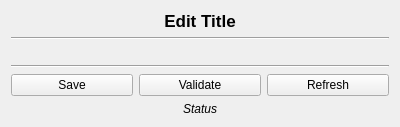
Old version of the form edit_form.ui in the repository davidlj95/pyqt-sqlalchemy.
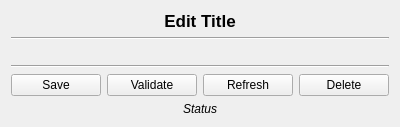
New version of the form.

Commit message: Modified `PQSEditUi` to be abstract

Patch:
```diff
--- a/edit_form.ui
+++ b/edit_form.ui
@@ -71,6 +71,13 @@
        </property>
       </widget>
      </item>
+     <item>
+      <widget class="QPushButton" name="deleteButton">
+       <property name="text">
+        <string>Delete</string>
+       </property>
+      </widget>
+     </item>
     </layout>
    </item>
    <item>
```
The commit also changes 3 other files.
